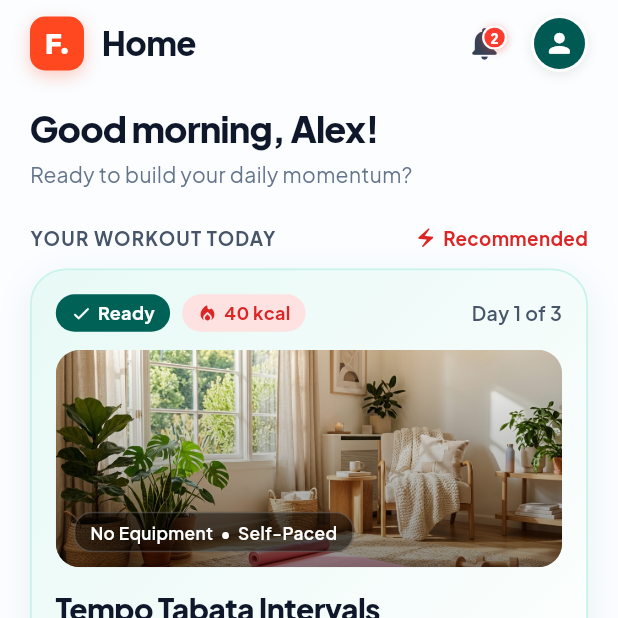
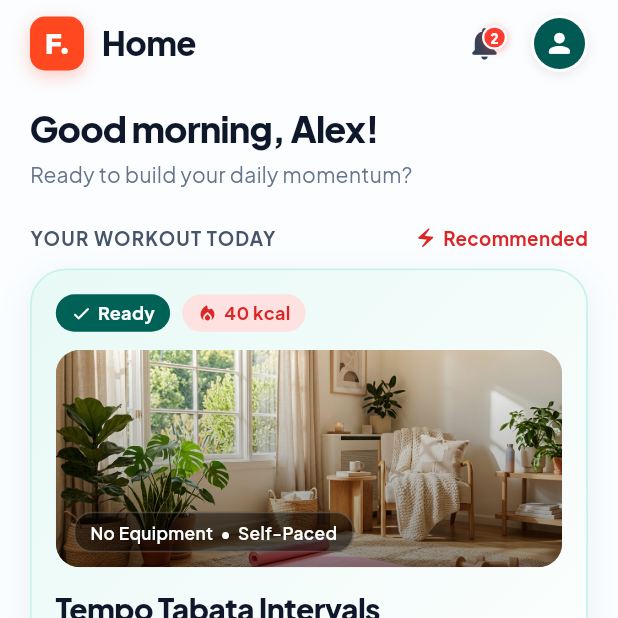
Before and after one commit to thaveeshatk/Fitness-App, a Flutter app: the HomeScreen screen opened directly, on a phone screen of 412 x 824 dp, the top half of it. Run offline on Flutter 3.47's test engine with Material 3 defaults, Android fonts, the phone set to English and light mode, and no system bars; our stand-ins replace cloud_firestore, firebase_auth, firebase_core, google_fonts; accounts and stored records are empty; network calls fail.

Commit message:
update home and plan page new

```diff
--- a/lib/features/home/presentation/screens/home_screen.dart
+++ b/lib/features/home/presentation/screens/home_screen.dart
@@ -13,8 +13,7 @@ import '../../../workouts/data/repositories/workout_repository.dart';
 import '../../../workouts/data/services/workout_service.dart';
 import '../../../workouts/presentation/screens/workout_detail_screen.dart';
 import '../../../workouts/presentation/screens/activity_screen.dart';
-import '../../../plan/data/services/plan_service.dart';
-import '../../../plan/data/models/plan_schedule_item.dart';
+
 import '../../data/services/recommendation_service.dart';
 import 'package:fitness_app/features/profile/presentation/widgets/profile_photo_picker_dialog.dart';
 import '../../../notifications/presentation/widgets/notification_bell.dart';
@@ -43,7 +42,7 @@ class _HomeScreenState extends State<HomeScreen> {
   WorkoutModel? _recommendedWorkout;
   String _recommendedReason = 'Based on activity';
   List<QuickWorkoutItem> _quickWorkouts = [];
-  List<PlanScheduleItem> _planItems = [];
+
   Map<String, dynamic> _progress = {
     'completed': 0,
     'total': 3,
@@ -96,12 +95,7 @@ class _HomeScreenState extends State<HomeScreen> {
       final progressData = await UserActivityService.getWeeklyProgress(uid: currentUid);
       final recentHistory = await UserActivityService.getRecentActivities(uid: currentUid);
 
-      // 4. Fetch user's weekly plan from Firestore
-      try {
-        _planItems = await PlanService.getWeeklyPlan(uid: currentUid, forceRefresh: true);
-      } catch (_) {
-        _planItems = [];
-      }
+
 
       // 5. Personalize recommendations
       _todaysWorkout = RecommendationService.getTodaysRecommendedWorkout(
@@ -336,12 +330,6 @@ class _HomeScreenState extends State<HomeScreen> {
   Widget _buildYourWorkoutTodaySection() {
     final workout = _todaysWorkout ?? (_workouts.isNotEmpty ? _workouts.first : WorkoutRepository.getMockWorkouts().first);
 
-    // Position this workout within the user's weekly target / plan
-    final todayIndex = _planItems.indexWhere((it) => it.isTodayReady);
-    final targetTotal = (_progress['total'] as int?) ?? 3;
-    final completed = (_progress['completed'] as int?) ?? 0;
-    final dayPosition = todayIndex != -1 ? (todayIndex + 1) : (completed < targetTotal ? completed + 1 : targetTotal);
-    final totalDays = _planItems.isNotEmpty ? _planItems.length : targetTotal;
 
     return Column(
       crossAxisAlignment: CrossAxisAlignment.start,
@@ -462,17 +450,6 @@ class _HomeScreenState extends State<HomeScreen> {
                     ),
                   ),
 
-                  const Spacer(),
-
-                  // Day X of N (position within the real weekly plan)
-                  Text(
-                    'Day $dayPosition of $totalDays',
-                    style: GoogleFonts.plusJakartaSans(
-                      fontSize: 13,
-                      fontWeight: FontWeight.w600,
-                      color: const Color(0xFF475569),
-                    ),
-                  ),
                 ],
               ),
 
--- a/lib/features/plan/data/services/plan_service.dart
+++ b/lib/features/plan/data/services/plan_service.dart
@@ -8,7 +8,6 @@ import 'package:fitness_app/features/workouts/data/models/workout_model.dart';
 import 'package:fitness_app/features/workouts/data/repositories/workout_repository.dart';
 import 'package:fitness_app/features/plan/data/models/plan_schedule_item.dart';
 import 'package:fitness_app/features/notifications/data/services/notification_service.dart';
-import 'package:fitness_app/features/progress/data/services/user_activity_service.dart';
 
 /// Service responsible for managing the user's weekly workout plan.
 /// Dynamically connects user's profile preferences with workouts from [WorkoutRepository].
@@ -118,17 +117,6 @@ class PlanService {
       }
     }
 
-    // Also check if any workouts were completed this week in UserActivityService
-    try {
-      final thisWeeksActs = await UserActivityService.getThisWeeksActivities(uid: uid);
-      final completedWorkoutIds = thisWeeksActs.map((a) => a['workoutId']?.toString()).toSet();
-      return plan.map((item) {
-        if (completedIds.contains(item.id) || completedWorkoutIds.contains(item.workout.id)) {
-          return item.copyWith(status: PlanItemStatus.completed);
-        }
-        return item;
-      }).toList();
-    } catch (_) {
     if (completedIds.isEmpty) return plan;
     return plan.map((item) {
       if (completedIds.contains(item.id)) {
@@ -136,7 +124,6 @@ class PlanService {
       }
       return item;
     }).toList();
-    }
   }
 
   /// Calculates the current progress metrics:
--- a/lib/features/plan/presentation/screens/updated_my_plan_screen.dart
+++ b/lib/features/plan/presentation/screens/updated_my_plan_screen.dart
@@ -42,7 +42,10 @@ class _UpdatedMyPlanScreenState extends State<UpdatedMyPlanScreen> {
     Navigator.of(context)
         .push(
       MaterialPageRoute(
-        builder: (_) => WorkoutDetailScreen(workout: item.workout),
+        builder: (_) => WorkoutDetailScreen(
+          workout: item.workout,
+          planItemId: item.id,
+        ),
       ),
     )
         .then((_) {
```
Also changed, not shown: lib/features/plan/presentation/screens/my_plan_screen.dart (+8 -2 lines), lib/features/workouts/presentation/screens/activity_screen.dart (+11 -1 lines), lib/features/workouts/presentation/screens/workout_detail_screen.dart (+6 -1 lines). Lines whose indentation alone changed are shown as unchanged.
